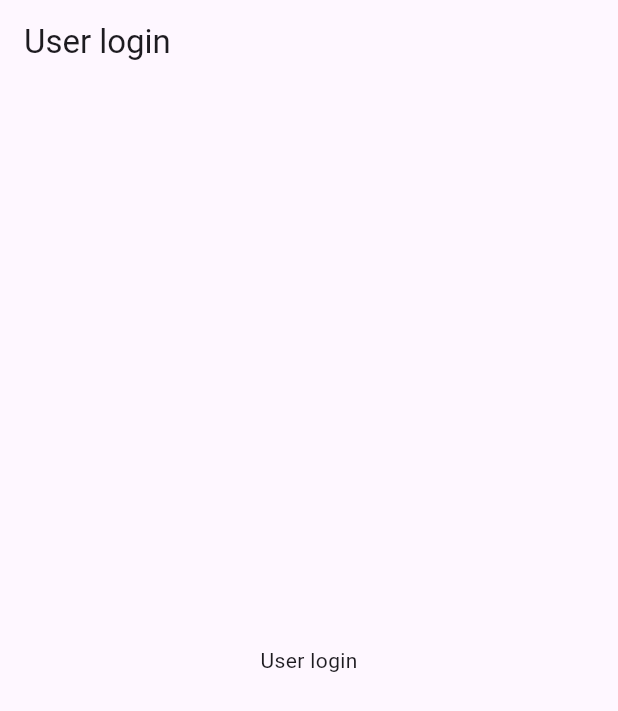
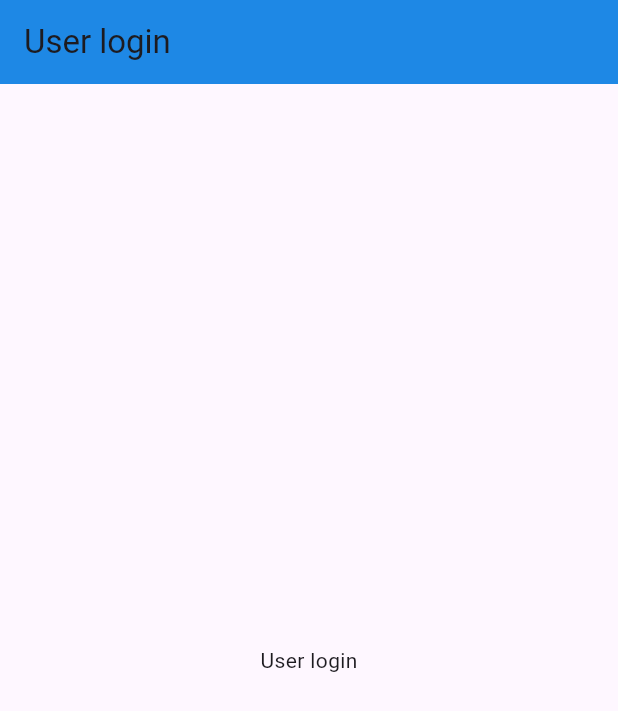
Before and after one commit to fiekzz/casestudy1-csci4311, a Flutter app: the screen it shows after launch, on a phone screen of 412 x 824 dp. Shown: the top 711 px of the screen. Run offline on Flutter 3.47's test engine with Material 3 defaults, Android fonts, the phone set to English and light mode, and no system bars.

Commit message:
💅🏻 Appbar

```diff
--- a/lib/login/user_login.dart
+++ b/lib/login/user_login.dart
@@ -13,6 +13,7 @@ class _UserLoginScreenState extends State<UserLoginScreen> {
     return Scaffold(
       appBar: AppBar(
         title: const Text('User login'),
+        backgroundColor: Colors.blue[600],
       ),
       body: const Center(
         child: Text('User login'),
--- a/lib/main.dart
+++ b/lib/main.dart
@@ -17,6 +17,7 @@ class MyApp extends StatelessWidget {
         colorScheme: ColorScheme.fromSeed(seedColor: Colors.deepPurple),
         useMaterial3: true,
       ),
+      debugShowCheckedModeBanner: false,
       home: const UserLoginScreen(),
     );
   }
```
